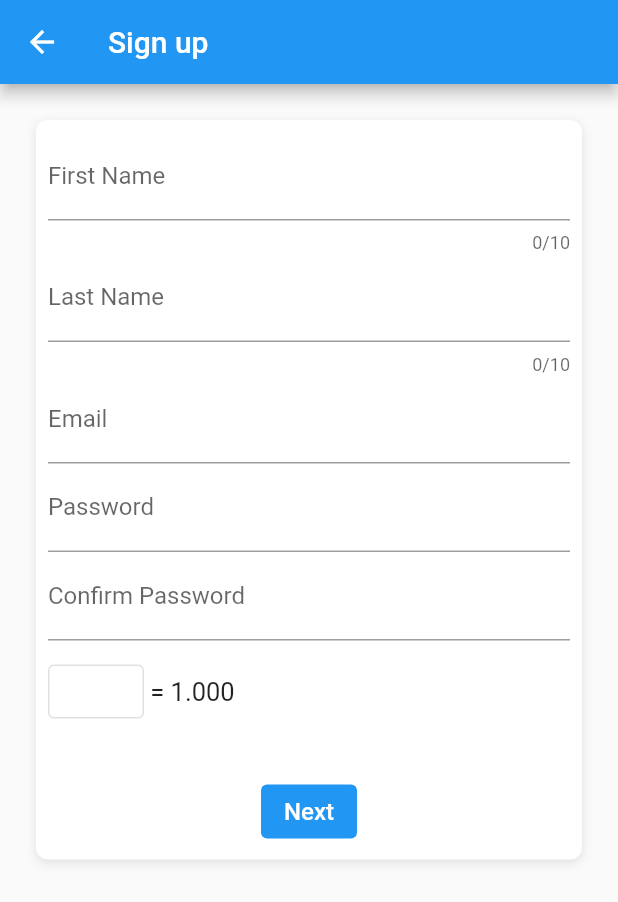
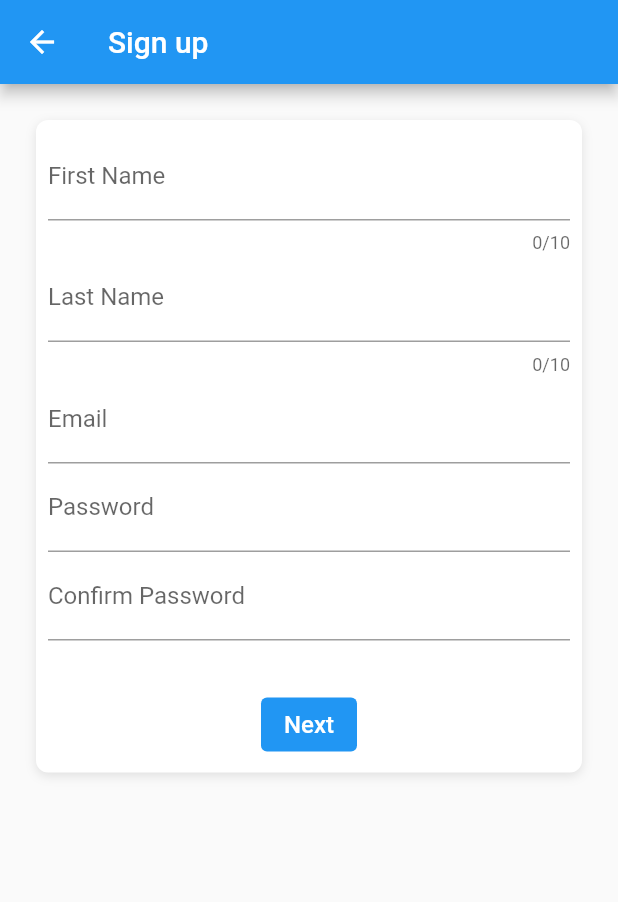
Before and after one commit to avichaigel/QuickCarFront, a Flutter app: the SignUpForm screen opened directly, on a phone screen of 412 x 824 dp. Shown: the top 902 px of the screen. Run offline on Flutter 3.47's test engine with Material 2 defaults, Android fonts, the phone set to English and light mode, and no system bars; our stand-ins replace camera, dropdown_search, flutter_credit_card, flutter_datetime_picker, flutter_native_image, flutter_typeahead and 4 more; missing offline and left inert: country_list_pick, currency_picker, flow_builder, flutter_date_pickers, flutter_email_sender and 2 more; network calls fail.

```diff
--- a/lib/view/pages/signup/signup_form.dart
+++ b/lib/view/pages/signup/signup_form.dart
@@ -222,7 +222,7 @@ class SignUpFormState extends State<SignUpForm> {
                   _buildEmail(),
                   _buildPassword(),
                   _buildPasswordVaildation(),
-                  CurrencyPicker(onChooseCurrency: onChooseCurrency, currentCurrency: CurrencyService().findByCode(Strings.USD),),
+                  // CurrencyPicker(onChooseCurrency: onChooseCurrency, currentCurrency: CurrencyService().findByCode(Strings.USD),),
                   Padding(
                     padding: const EdgeInsets.all(8.0),
                     child: Visibility(
```
